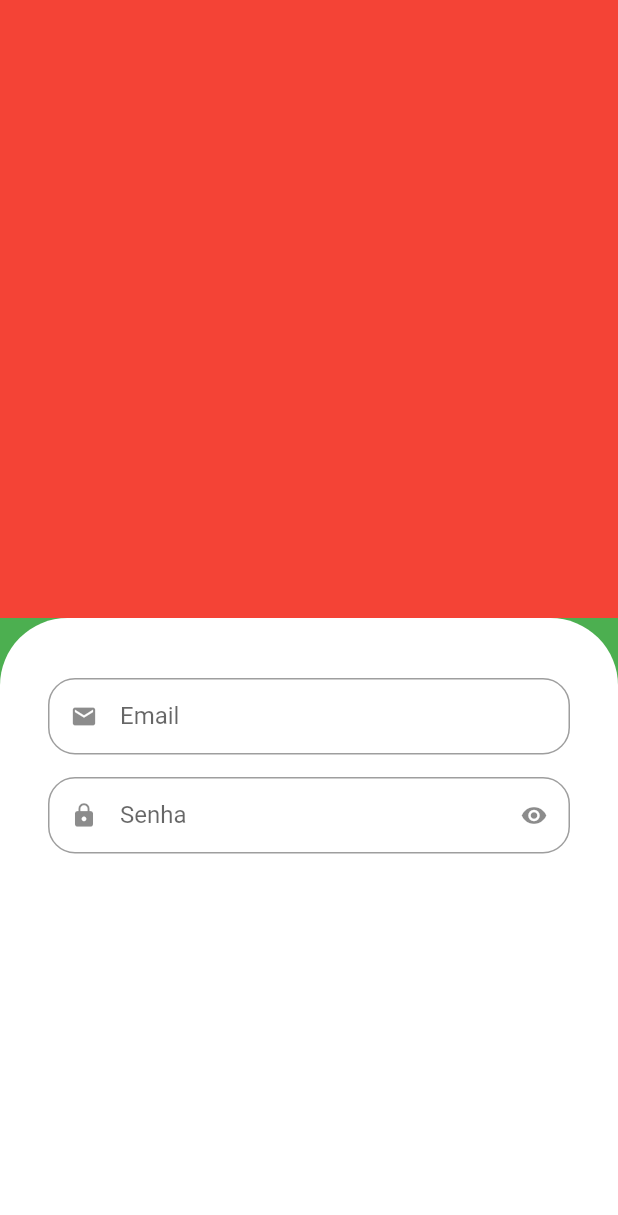
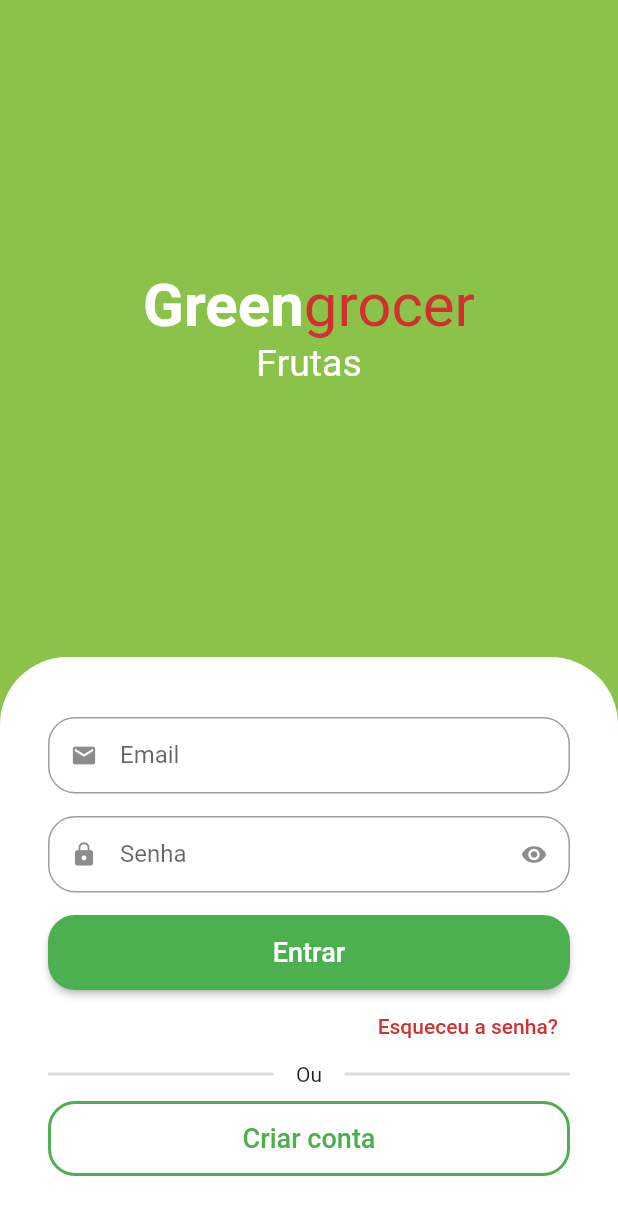
Before and after one commit to felixpessoa/greengrocer, a Flutter app: the screen it shows after launch, on a phone screen of 412 x 824 dp. Shown: the top 1215 px of the screen. Run offline on Flutter 3.47's test engine with Material 2 defaults, Android fonts, the phone set to English and light mode, and no system bars; drawn by our look-alikes of animated_text_kit.

Commit message:
tela login finalizado

```diff
--- a/lib/src/auth/sign_in_screen.dart
+++ b/lib/src/auth/sign_in_screen.dart
@@ -1,4 +1,6 @@
+import 'package:animated_text_kit/animated_text_kit.dart';
 import 'package:flutter/material.dart';
+import 'package:greengrocer/src/config/custom_colors.dart';
 
 import 'components/custom_text_field.dart';
 
@@ -7,22 +9,78 @@ class SingInScreen extends StatelessWidget {
 
   @override
   Widget build(BuildContext context) {
+
     return Scaffold(
-      backgroundColor: Colors.green,
-      body: _body(),
+      backgroundColor: CustomColors.customSwatchColor,
+      body: _body(context),
     );
   }
 
-  _body() {
-    return Column(
+  _body(context) {
+    final size = MediaQuery.of(context).size;
+
+    return SingleChildScrollView(
+      child: SizedBox(
+        height: size.height,
+        width: size.width,
+        child: Column(
           children: [
             Expanded(
-          child: Container(
-            color: Colors.red,
+              child: Column(
+                mainAxisAlignment: MainAxisAlignment.center,
+                children: [
+
+                  //nome do app
+                  Text.rich(TextSpan(
+                    style: const TextStyle(
+                      fontSize: 40,
+                    ),
+                    children: [
+                      const TextSpan(
+                        text: 'Green',
+                        style: TextStyle(
+                          color: Colors.white,
+                          fontWeight: FontWeight.bold,
                         ),
                       ),
-        Expanded(
-          child: Container(
+                      TextSpan(
+                        text: 'grocer',
+                        style: TextStyle(
+                          color: CustomColors.customContrastColor,
+
+                        )
+                      )
+                    ]
+                  ),),
+
+                  //categorias
+                  SizedBox(
+                    height: 30,
+                    child: DefaultTextStyle(
+                      style: const TextStyle(
+                        fontSize: 25,
+                      ),
+                      child: AnimatedTextKit(
+                        pause: Duration.zero,
+                        repeatForever: true,
+                        animatedTexts: [
+                        FadeAnimatedText('Frutas'),
+                        FadeAnimatedText('Verduras'),
+                        FadeAnimatedText('Legumes'),
+                        FadeAnimatedText('Carnes'),
+                        FadeAnimatedText('Cereais'),
+                        FadeAnimatedText('Laticíneos'),
+                      ],),
+                    ),
+                  )
+
+                ],
+              ),
+            ),
+
+
+            //Formulario
+            Container(
               padding: const EdgeInsets.symmetric(
                 horizontal: 32,
                 vertical: 40,
@@ -34,23 +92,102 @@ class SingInScreen extends StatelessWidget {
                 ),
               ),
               child: Column(
+                crossAxisAlignment:
+                  CrossAxisAlignment.stretch, //esticar o botão e deixar tudo no mesmo tamanho
                 children: [
                   //Email
-                CustomTextField(
+                  const CustomTextField(
                     icon: Icons.email,
                     label: 'Email',
                   ),
                   //senha
-                CustomTextField(
+                  const CustomTextField(
                     icon: Icons.lock,
                     label: 'Senha',
                     isSecret: true,
                   ),
+
+                  //botão de entrar
+                  SizedBox(
+                    height: 50,
+                    child: ElevatedButton(
+                      style: ElevatedButton.styleFrom(
+                        shape: RoundedRectangleBorder(
+                          borderRadius: BorderRadius.circular(18),
+                        ),
+                      ),
+                      onPressed: () {},
+                      child: const Text(
+                        'Entrar',
+                        style: TextStyle(fontSize: 18),
+                      ),
+                    ),
+                  ),
+
+                  //esqueceu a senha
+                  Align(
+                    alignment: Alignment.centerRight,
+                    child: TextButton(
+                      onPressed: () {},
+                      child: Text(
+                        'Esqueceu a senha?',
+                        style: TextStyle(
+                          color: CustomColors.customContrastColor,
+                        ),
+                      ),
+                    ),
+                  ),
+
+                  //Divisor
+                  Padding(
+                    padding: const EdgeInsets.only(bottom: 10),
+                    child: Row(
+                      children: [
+                        Expanded(
+                          child: Divider(
+                            color: Colors.grey.withAlpha(90),
+                            thickness: 2,
+                          ),
+                        ),
+                        const Padding(
+                          padding: EdgeInsets.symmetric(horizontal: 15),
+                          child: Text('Ou'),
+                        ),
+                        Expanded(
+                          child: Divider(
+                            color: Colors.grey.withAlpha(90),
+                            thickness: 2,
+                          ),
+                        ),
                       ],
                     ),
                   ),
+
+                  //botão de novo usuario
+                  SizedBox(
+                    height: 50,
+                    child: OutlinedButton(
+                      style: OutlinedButton.styleFrom(
+                        shape: RoundedRectangleBorder(
+                          borderRadius: BorderRadius.circular(18)
+                        ),
+                        side: const BorderSide(
+                          width: 2,
+                          color: Colors.green,
+                        )
+                      ),
+                      onPressed: () {},
+                      child: const Text('Criar conta', style: TextStyle(
+                        fontSize: 18,
+                      ),),
+                    ),
                   ),
                 ],
+              ),
+            ),
+          ],
+        ),
+      ),
     );
   }
 }
--- /dev/null
+++ b/lib/src/config/custom_colors.dart
@@ -0,0 +1,23 @@
+import 'package:flutter/material.dart';
+
+Map<int, Color> _swatchOpacity = {
+
+  50 : const Color.fromRGBO(139, 195, 74, .1),
+  100 : const Color.fromRGBO(139, 195, 74, .2),
+  200 : const Color.fromRGBO(139, 195, 74, .3),
+  300 : const Color.fromRGBO(139, 195, 74, .4),
+  400 : const Color.fromRGBO(139, 195, 74, .5),
+  500 : const Color.fromRGBO(139, 195, 74, .6),
+  600 : const Color.fromRGBO(139, 195, 74, .7),
+  700 : const Color.fromRGBO(139, 195, 74, .8),
+  800 : const Color.fromRGBO(139, 195, 74, .9),
+  900 : const Color.fromRGBO(139, 195, 74, 1),
+
+};
+
+abstract class CustomColors {
+
+  static Color customContrastColor = Colors.red.shade700;
+
+  static MaterialColor customSwatchColor = MaterialColor( 0xFF8BC34A, _swatchOpacity);
+}
--- a/pubspec.yaml
+++ b/pubspec.yaml
@@ -34,6 +34,7 @@ dependencies:
   # The following adds the Cupertino Icons font to your application.
   # Use with the CupertinoIcons class for iOS style icons.
   cupertino_icons: ^1.0.2
+  animated_text_kit: ^4.2.2
 
 dev_dependencies:
   flutter_test:
```
Also changed, not shown: pubspec.lock, 2 other files. Lines whose indentation alone changed are shown as unchanged.
